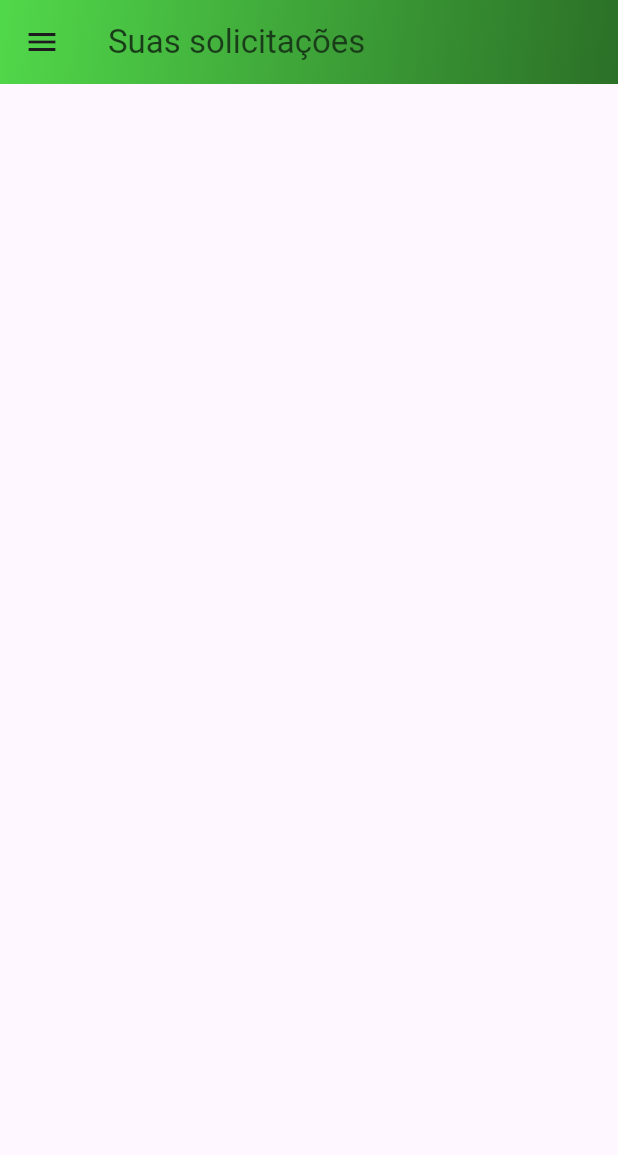
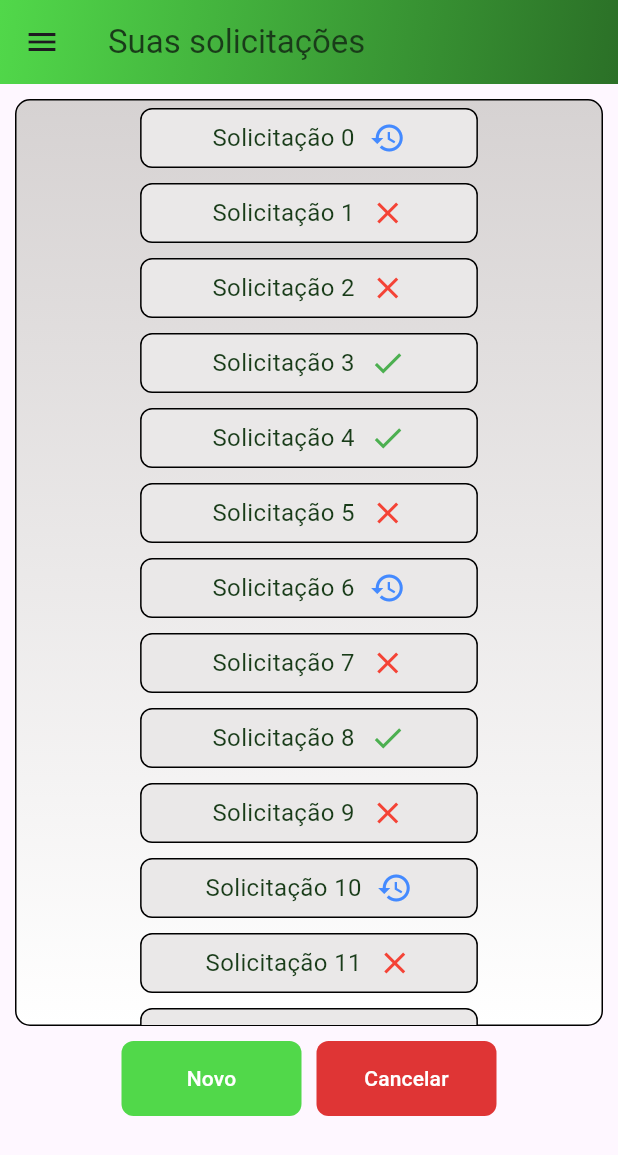
Before and after one commit to Bloco314/IotScrty, a Flutter app: the Solicitacoes screen opened directly, on a phone screen of 412 x 824 dp. Shown: the top 1155 px of the screen. Run offline on Flutter 3.47's test engine with Material 3 defaults, Android fonts, the phone set to English and light mode, and no system bars; our stand-ins replace carousel_slider, fluttertoast; missing offline and left inert: mobile_scanner; network calls fail.

Commit message:
updat equipment

```diff
--- a/lib/components/navigation_bar.dart
+++ b/lib/components/navigation_bar.dart
@@ -64,7 +64,12 @@ class NavBarProfessor extends NavBase {
           ListTile(
             leading: const Icon(Icons.assignment),
             title: const Text('Suas solicitações'),
-            onTap: () => navigateTo(context, const Solicitacoes()),
+            onTap: () => {
+              if (pageName != 'solicitacoes')
+                {navigateTo(context, const Solicitacoes())}
+              else
+                {Navigator.of(context).pop()}
+            },
           ),
           const Divider(),
           ListTile(
--- a/lib/pages/_equipments.dart
+++ b/lib/pages/_equipments.dart
@@ -228,8 +228,11 @@ class CadEquipState extends State<CadEquip> {
       Fluttertoast.showToast(msg: 'Preencha o campo nome');
       return;
     }
+
+    final mode = widget.editando ? 'update' : 'create';
+
     final url = Uri.parse(
-        'http://${NetConfig.Link}/equip/create/?name=${nome.text}&description=${descricao.text}&tag=${tipo.text}&env=$selected');
+        'http://${NetConfig.Link}/equip/$mode/?name=${nome.text}&description=${descricao.text}&tag=${tipo.text}&env=$selected');
     try {
       final response = await http.post(url);
       if (response.statusCode == 200) {
@@ -302,7 +305,9 @@ class CadEquipState extends State<CadEquip> {
                   },
                 )),
             Row(mainAxisAlignment: MainAxisAlignment.center, children: [
-              PrimaryButton(text: 'Cadastrar', onPressed: cadastrar),
+              PrimaryButton(
+                  text: widget.editando ? 'Atualizar' : 'Cadastrar',
+                  onPressed: cadastrar),
               if (widget.editando) const SizedBox(width: 10),
               if (widget.editando)
                 SecondaryButton(text: 'Deletar', onPressed: deleteEquip)
--- a/lib/pages/_solicitations.dart
+++ b/lib/pages/_solicitations.dart
@@ -1,25 +1,103 @@
+import 'dart:math';
+
 import 'package:flutter/material.dart';
 import 'package:iot_scrty/assets/colors.dart';
+import 'package:iot_scrty/components/buttons.dart';
 import 'package:iot_scrty/components/navigation_bar.dart';
+import 'package:iot_scrty/components/text.dart';
 import 'package:iot_scrty/components/top_bar.dart';
 
-//Pagina de Solicitações do professor
-class Solicitacoes extends StatelessWidget {
+class Solicitacoes extends StatefulWidget {
   const Solicitacoes({super.key});
+
+  @override
+  SolicitacoesState createState() => SolicitacoesState();
+}
+
+class SolicitacoesState extends State<Solicitacoes> {
+  final random = Random();
+
+  List<List<String>> lista = [];
+
+  void novo() {}
+
+  @override
+  void initState() {
+    super.initState();
+    lista = List.generate(110, (index) => ['Solicitação $index', stateRandom()]);
+  }
+
+  String stateRandom() {
+    final states = ['Aceito', 'Analise', 'Negado'];
+    return states[random.nextInt(states.length)];
+  }
 
   @override
   Widget build(BuildContext context) {
     return Scaffold(
-        drawer:
-            NavBarProfessor(cont: context, pageName: 'solicitacoes_professor'),
+        drawer: NavBarProfessor(cont: context, pageName: 'solicitacoes'),
         appBar: const TopBar(text: 'Suas solicitações'),
-        body: Container());
+        body: Column(children: [
+          Container(
+            height: MediaQuery.of(context).size.height * 0.75,
+            margin: const EdgeInsets.all(10),
+            decoration: BoxDecoration(
+                gradient: const LinearGradient(
+                    begin: Alignment.topCenter,
+                    end: Alignment.bottomCenter,
+                    colors: [PersonalColors.lightGrey, Colors.white]),
+                border: Border.all(color: Colors.black),
+                borderRadius: const BorderRadius.all(Radius.circular(10))),
+            child: Expanded(
+                child: ListView.builder(
+                    itemCount: lista.length,
+                    itemBuilder: (context, index) {
+                      return Container(
+                          margin: EdgeInsets.symmetric(
+                              horizontal:
+                                  MediaQuery.of(context).size.width * 0.2,
+                              vertical: 5),
+                          padding: const EdgeInsets.all(7),
+                          width: 500,
+                          decoration: BoxDecoration(
+                              borderRadius:
+                                  const BorderRadius.all(Radius.circular(8)),
+                              color: PersonalColors.smoothWhite,
+                              border: Border.all(color: Colors.black)),
+                          child: Row(
+                              mainAxisAlignment: MainAxisAlignment.center,
+                              children: [
+                                Texto(
+                                    text: lista[index][0],
+                                    cor: PersonalColors.darkerGreen,
+                                    size: 16),
+                                const SizedBox(width: 10),
+                                if (lista[index][1] == 'Aceito')
+                                  const Icon(
+                                    Icons.check,
+                                    color: Colors.green,
+                                  )
+                                else if (lista[index][1] == 'Analise')
+                                  const Icon(
+                                    Icons.restore_outlined,
+                                    color: Colors.blueAccent,
+                                  )
+                                else
+                                  const Icon(Icons.close, color: Colors.red),
+                              ]));
+                    })),
+          ),
+          Row(mainAxisAlignment: MainAxisAlignment.center, children: [
+            PrimaryButton(text: 'Novo', onPressed: novo),
+            const SizedBox(width: 10),
+            SecondaryButton(text: 'Cancelar', onPressed: novo),
+          ])
+        ]));
   }
 }
 
 //Solicitações para o coordenador
 class ViewSolicitacoes extends StatelessWidget {
-
   final Map<String, List<String>> solicitacoes = {
     'Ambiente 1': ['Professor Santos', '10:50 - 12:30'],
     'Ambiente 2': ['Professor Silva', '09:10- 10:50'],
@@ -42,7 +120,6 @@ class ViewSolicitacoes extends StatelessWidget {
   Widget build(BuildContext context) {
     return Scaffold(
       drawer: NavBarCoordenador(
-
         cont: context,
         pageName: 'solicitacoes',
       ),
```
